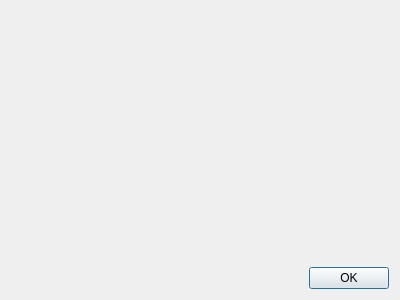
This is core/info/version.ui in KmolYuan/Pyslvs-UI as Qt 5 draws it before an edit. The edited form follows.
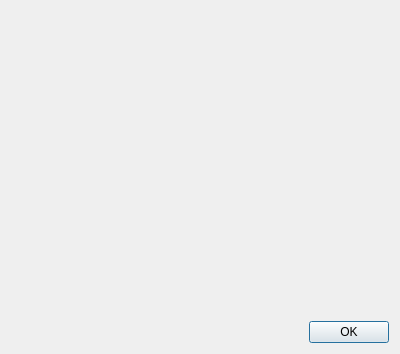
This is the edited form. Icons and pictures are not drawn.

What changed in the file:
```diff
--- a/core/info/version.ui
+++ b/core/info/version.ui
@@ -10,7 +10,7 @@
     <x>0</x>
     <y>0</y>
     <width>400</width>
-    <height>300</height>
+    <height>354</height>
    </rect>
   </property>
   <property name="minimumSize">
@@ -19,12 +19,6 @@
     <height>300</height>
    </size>
   </property>
-  <property name="maximumSize">
-   <size>
-    <width>400</width>
-    <height>300</height>
-   </size>
-  </property>
   <property name="windowTitle">
    <string>About Pyslvs</string>
   </property>
@@ -101,7 +95,7 @@
        <item>
         <widget class="QLabel" name="Content">
          <property name="sizePolicy">
-          <sizepolicy hsizetype="Expanding" vsizetype="Preferred">
+          <sizepolicy hsizetype="Expanding" vsizetype="Expanding">
            <horstretch>0</horstretch>
            <verstretch>0</verstretch>
           </sizepolicy>
@@ -110,7 +104,7 @@
           <string>Version Info</string>
          </property>
          <property name="text">
-          <string>&lt;html&gt;&lt;head/&gt;&lt;body&gt;&lt;p&gt;&lt;br/&gt;&lt;/p&gt;&lt;/body&gt;&lt;/html&gt;</string>
+          <string/>
          </property>
          <property name="textFormat">
           <enum>Qt::RichText</enum>
```
Left out of the diff: 3 changed lines with no effect on the pictures.
